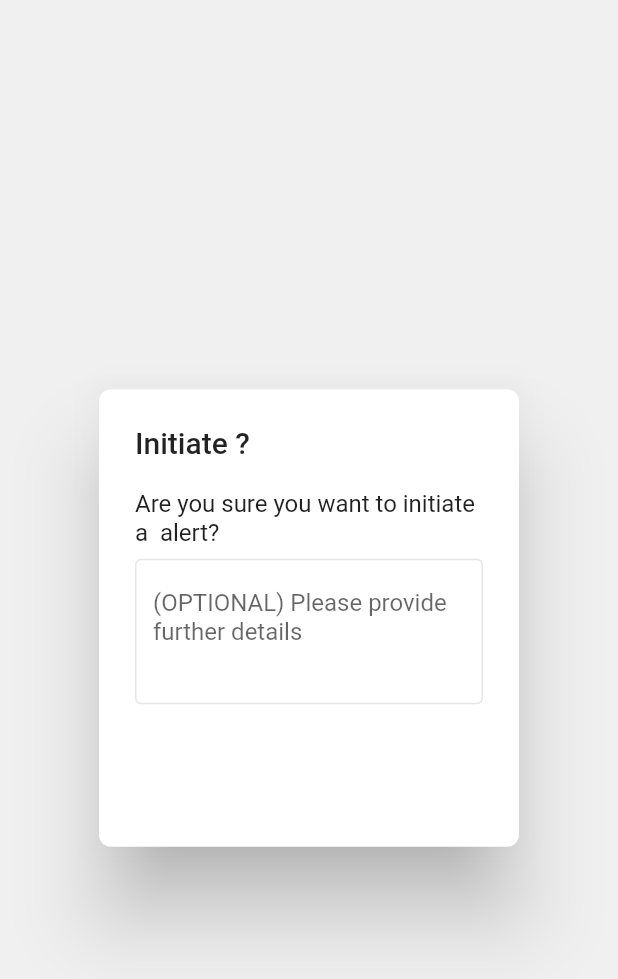
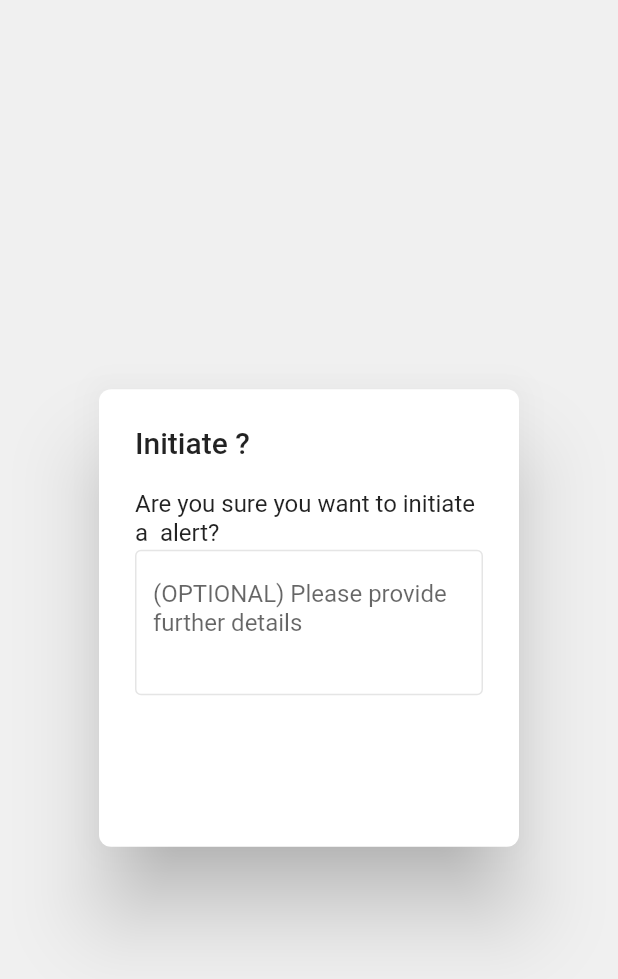
Before and after one commit to snwagbata/hcbe_alerts, a Flutter app: the DistressAlertDialog widget shown alone on an empty page, opened directly with empty values, on a phone screen of 412 x 824 dp. Shown: the top 979 px of the screen. Run offline on Flutter 3.47's test engine with Material 2 defaults, Android fonts, the phone set to English and light mode, and no system bars; our stand-ins replace auto_size_text, cloud_firestore, device_info, firebase_auth, firebase_messaging, flushbar and 5 more; missing offline and left inert: app_settings, location_permissions; accounts and stored records are empty.

Commit message:
added ConstrainedBox widget to handle dialog size

```diff
--- a/lib/widgets/distress_dialog.dart
+++ b/lib/widgets/distress_dialog.dart
@@ -51,14 +51,14 @@ class DistressAlertDialog extends PlatformWidget {
   Widget buildCupertinoWidget(BuildContext context) {
     return CupertinoAlertDialog(
       title: Text('Initiate ' + title + '?'),
-      content: Container(
-        height: 150,
+      content: ConstrainedBox(
+        child: Container(
           child: ListView(
             children: <Widget>[
               Text(
                 "Are you sure you want to initiate a " + title + " alert?",
               ),
-            SizedBox(height: 8.0),
+              SizedBox(height: 2.0),
               TextField(
                 maxLines: 3,
                 controller: _alertMessage,
@@ -70,6 +70,8 @@ class DistressAlertDialog extends PlatformWidget {
             ],
           ),
         ),
+        constraints: BoxConstraints(minHeight: 135, maxHeight: 150),
+      ),
       actions: _buildActions(context),
     );
   }
@@ -77,18 +79,18 @@ class DistressAlertDialog extends PlatformWidget {
   @override
   Widget buildMaterialWidget(BuildContext context) {
     return AlertDialog(
-      title: Text('Initiate ' + title.toUpperCase() + '?'),
+      title: Text('Initiate ' + title + '?'),
       shape: RoundedRectangleBorder(
         borderRadius: BorderRadius.all(Radius.circular(8.0)),
       ),
-      content: Container(
-        height: 150,
+      content: ConstrainedBox(
+        child: Container(
           child: ListView(
             children: <Widget>[
               Text(
                 "Are you sure you want to initiate a " + title + " alert?",
               ),
-            SizedBox(height: 8.0),
+              SizedBox(height: 2.0),
               TextField(
                 maxLines: 3,
                 controller: _alertMessage,
@@ -99,6 +101,8 @@ class DistressAlertDialog extends PlatformWidget {
               ),
             ],
           ),
+        ),
+        constraints: BoxConstraints(minHeight: 135, maxHeight: 150),
       ),
       actions: _buildActions(context),
     );
@@ -112,6 +116,7 @@ class DistressAlertDialog extends PlatformWidget {
           child: Text(
             cancelActionText,
             key: Key('alertCancel'),
+            style: TextStyle(fontSize: 16),
           ),
           onPressed: () => Navigator.of(context).pop(false),
         ),
@@ -122,6 +127,7 @@ class DistressAlertDialog extends PlatformWidget {
         child: Text(
           defaultActionText,
           key: Key('alertDefault'),
+          style: TextStyle(fontSize: 16),
         ),
         onPressed: () async {
           SharedPreferences prefs = await SharedPreferences.getInstance();
```
Lines whose indentation alone changed are shown as unchanged.
